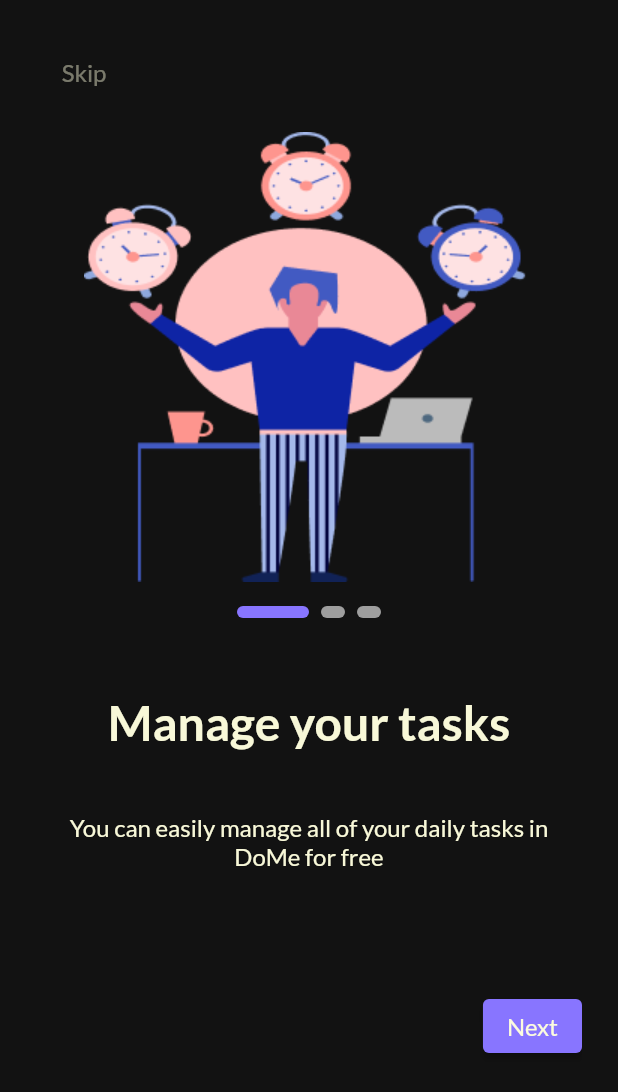
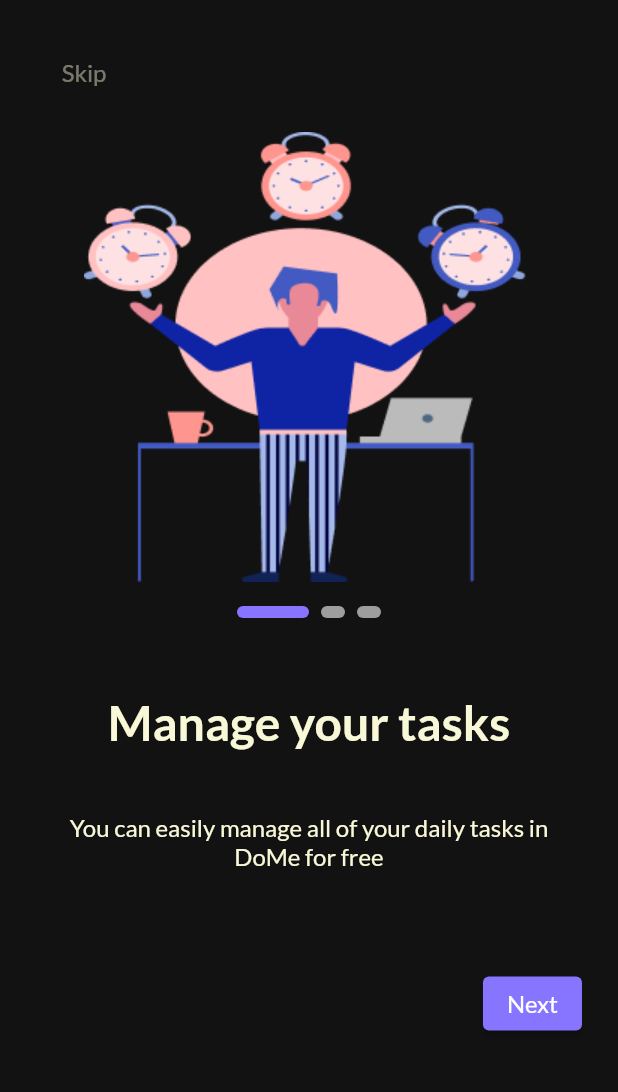
Before and after one commit to Taassneem/To-do-app, a Flutter app: the screen it shows after launch, on a phone screen of 412 x 824 dp. Shown: the top 1092 px of the screen. Run offline on Flutter 3.47's test engine with Material 2 defaults, Android fonts, the phone set to English and light mode, and no system bars; drawn by our look-alikes of smooth_page_indicator; our stand-ins replace date_picker_timeline, get_it, google_fonts, shared_preferences.

```diff
--- /dev/null
+++ b/lib/core/common/common.dart
@@ -0,0 +1,5 @@
+
+import 'package:flutter/material.dart';
+void navigate({required BuildContext context, required Widget screen}) {
+  Navigator.push(context, MaterialPageRoute(builder: (_) => screen));
+}
--- a/lib/core/database/cache_helper.dart
+++ b/lib/core/database/cache_helper.dart
@@ -2,14 +2,12 @@ import 'package:shared_preferences/shared_preferences.dart';
 //CacheHelper That's Connect and Talk to local database.
 
 class CacheHelper {
-   late SharedPreferences sharedPreferences;
+  late SharedPreferences sharedPreferences;
 
   //Here The Initialize of cache .
 
-   init() async {
+  init() async {
     sharedPreferences = await SharedPreferences.getInstance();
-
-
   }
 
   String? getDataString({
--- a/lib/core/theme/theme.dart
+++ b/lib/core/theme/theme.dart
@@ -15,6 +15,8 @@ ThemeData getThemeData() {
         ),
         displaySmall: GoogleFonts.lato(
             fontSize: 16, fontWeight: FontWeight.w400, color: AppColors.white),
+        bodyMedium: GoogleFonts.lato(
+            fontSize: 24, fontWeight: FontWeight.bold, color: AppColors.white),
         bodySmall: GoogleFonts.lato(
             fontSize: 16,
             fontWeight: FontWeight.w400,
@@ -23,8 +25,18 @@ ThemeData getThemeData() {
       elevatedButtonTheme: ElevatedButtonThemeData(
         style: ElevatedButton.styleFrom(
             backgroundColor: AppColors.primary,
-                                  shape: RoundedRectangleBorder(
-                                      borderRadius: BorderRadius.circular(4))),
-    )
-  );
+            shape:
+                RoundedRectangleBorder(borderRadius: BorderRadius.circular(4))),
+      ),
+      inputDecorationTheme: InputDecorationTheme(
+          labelStyle: GoogleFonts.lato(
+              fontSize: 16,
+              fontWeight: FontWeight.w400,
+              color: AppColors.white),
+          fillColor: AppColors.deeoGrey,
+          filled: true,
+          enabledBorder: const OutlineInputBorder(
+              borderSide: BorderSide(color: AppColors.border)),
+          contentPadding: const EdgeInsets.only(left: 15),
+          focusedBorder: const OutlineInputBorder()));
 }
--- a/lib/core/utils/app_color.dart
+++ b/lib/core/utils/app_color.dart
@@ -5,12 +5,15 @@ class AppColors {
   static const Color background = Color(0xff121212);
   static const Color white = Color.fromARGB(248, 255, 255, 222);
   static const Color red = Color(0xffFF4666);
+  static const Color brown = Color(0xffCC8441);
   static const Color green = Color(0xff66CC41);
   static const Color blueGrey = Color(0xff41CCA7);
   static const Color blue = Color(0xff4181CC);
   static const Color orange = Color(0xffCC8441);
   static const Color purple = Color(0xff9741CC);
   static const Color grey = Color(0xff909090);
+  static const Color deeoGrey = Color(0xff1D1D1D);
   static const Color deepGrey = Color(0xff424242);
+  static const Color border = Color(0xff979797);
 
 }
--- a/lib/core/utils/app_string.dart
+++ b/lib/core/utils/app_string.dart
@@ -25,7 +25,7 @@ class AppString {
   static const String startTime = 'Start Time';
   static const String endTime = 'End Time';
   static const String color = 'Color';
- static const String createTask = 'Create task';
+  static const String createTask = 'CREATE TASK';
   static const String toDo = 'TODO';
   static const String completed = 'COMPLETED';
   static const String taskCompleted = 'Task Completed';
--- /dev/null
+++ b/lib/core/widgets/custom_elevated_button.dart
@@ -0,0 +1,26 @@
+import 'package:flutter/material.dart';
+import 'package:google_fonts/google_fonts.dart';
+import 'package:to_do_app/core/utils/app_color.dart';
+
+// ignore: must_be_immutable
+class CustomElevatedButton extends StatelessWidget {
+  CustomElevatedButton(
+      {super.key,
+      required this.text,
+      required this.onPressed,
+      this.backgroundColor = AppColors.primary});
+  final String text;
+  final Function() onPressed;
+  Color? backgroundColor;
+  @override
+  Widget build(BuildContext context) {
+    return ElevatedButton(
+        onPressed: onPressed,
+        style: Theme.of(context).elevatedButtonTheme.style!.copyWith(backgroundColor: MaterialStateProperty.all(backgroundColor)),
+        child: Text(text,
+            style: GoogleFonts.lato(
+              fontSize: 16,
+              fontWeight: FontWeight.w400,
+            )));
+  }
+}
--- /dev/null
+++ b/lib/core/widgets/custom_text_button.dart
@@ -0,0 +1,15 @@
+import 'package:flutter/material.dart';
+
+
+class CustomTextButton extends StatelessWidget {
+  const CustomTextButton({super.key, required this.text, required this.onPressed});
+  final String text;
+  final VoidCallback onPressed;
+  @override
+  Widget build(BuildContext context) {
+    return TextButton(
+        onPressed: onPressed,
+        child:
+            Text(text, style: Theme.of(context).textTheme.bodySmall));
+  }
+}
--- a/lib/feature/auth/data/model/on_boarding_model.dart
+++ b/lib/feature/auth/data/model/on_boarding_model.dart
@@ -11,6 +11,7 @@ class OnBoardingModel {
     required this.title,
     required this.subTitle,
   });
+  // ignore: non_constant_identifier_names
   static List<OnBoardingModel> OnBoardingScreen = [
     OnBoardingModel(
       imgPath: AppAssets.pic1,
--- a/lib/feature/auth/presentation/screens/OnBoarding_screen/on_boardingScreen.dart
+++ b/lib/feature/auth/presentation/screens/OnBoarding_screen/on_boardingScreen.dart
@@ -1,14 +1,17 @@
+// ignore_for_file: file_names
+
 import 'package:flutter/material.dart';
-import 'package:google_fonts/google_fonts.dart';
 import 'package:smooth_page_indicator/smooth_page_indicator.dart';
+import 'package:to_do_app/core/common/common.dart';
 import 'package:to_do_app/core/database/cache_helper.dart';
-// import 'package:to_do_app/core/utils/app_assets.dart';
 import 'package:to_do_app/core/utils/app_string.dart';
+import 'package:to_do_app/core/widgets/custom_elevated_button.dart';
 import 'package:to_do_app/feature/auth/data/model/on_boarding_model.dart';
 
 import '../../../../../core/services/service_locator.dart';
 import '../../../../../core/utils/app_color.dart';
-import '../../../../task/home_screen/home_screen.dart';
+import '../../../../../core/widgets/custom_text_button.dart';
+import '../../../../task/presentation/screens/home_screen/home_screen.dart';
 
 // ignore: must_be_immutable
 class OnBoardingScreen extends StatelessWidget {
@@ -30,12 +33,11 @@ class OnBoardingScreen extends StatelessWidget {
                   Row(
                     children: [
                       index != 2
-                          ? TextButton(
+                          ? CustomTextButton(
+                              text: AppString.skip,
                               onPressed: () {
                                 controller.jumpToPage(2);
-                              },
-                              child: Text(AppString.skip,
-                                  style: Theme.of(context).textTheme.bodySmall))
+                              })
                           : const SizedBox(
                               height: 50,
                             ),
@@ -64,49 +66,38 @@ class OnBoardingScreen extends StatelessWidget {
                   Text(OnBoardingModel.OnBoardingScreen[index].subTitle,
                       textAlign: TextAlign.center,
                       style: Theme.of(context).textTheme.displaySmall),
-                  const SizedBox(height: 80),
+                  const SizedBox(height: 65),
                   Row(
                     children: [
                       index != 0
-                          ? TextButton(
+                          ? CustomTextButton(
+                              text: AppString.back,
                               onPressed: () {
                                 controller.previousPage(
                                     duration: const Duration(milliseconds: 300),
                                     curve: Curves.slowMiddle);
-                              },
-                              child: Text(AppString.back,
-                                  style: Theme.of(context).textTheme.bodySmall))
+                              })
                           : Container(),
                       const Spacer(),
                       index != 2
-                          ? ElevatedButton(
+                          ? CustomElevatedButton(
+                              text: AppString.next,
                               onPressed: () {
                                 controller.nextPage(
                                     duration: const Duration(milliseconds: 300),
                                     curve: Curves.slowMiddle);
-                              },
-                              style:
-                                  Theme.of(context).elevatedButtonTheme.style,
-                              child: Text(AppString.next,
-                                  style:
-                                      Theme.of(context).textTheme.displaySmall))
-                          : ElevatedButton(
+                              })
+                          : CustomElevatedButton(
+                              text: AppString.getStarted,
                               onPressed: () async {
-                               await sl <CacheHelper>()
+                                await sl<CacheHelper>()
                                     .saveData(key: 'onBoarding', value: true)
-                                    .then((value) {Navigator.pushReplacement(
-                                    context,
-                                    MaterialPageRoute(
-                                        builder: (_) => const HomeScreen()));});
-
-                              },
-                              style:
-                                  Theme.of(context).elevatedButtonTheme.style,
-                              child: Text(AppString.getStarted,
-                                  style: GoogleFonts.lato(
-                                    fontSize: 16,
-                                    fontWeight: FontWeight.w400,
-                                  )))
+                                    .then((value) {
+                                  navigate(
+                                      context: context,
+                                      screen: const HomeScreen());
+                                });
+                              })
                     ],
                   )
                 ],
--- a/lib/feature/auth/presentation/screens/splash_screen/splash_screen.dart
+++ b/lib/feature/auth/presentation/screens/splash_screen/splash_screen.dart
@@ -2,7 +2,7 @@ import 'package:flutter/material.dart';
 // import 'package:google_fonts/google_fonts.dart';
 import 'package:to_do_app/core/utils/app_string.dart';
 import 'package:to_do_app/feature/auth/presentation/screens/OnBoarding_screen/on_boardingScreen.dart';
-import 'package:to_do_app/feature/task/home_screen/home_screen.dart';
+import 'package:to_do_app/feature/task/presentation/screens/home_screen/home_screen.dart';
 
 import '../../../../../core/database/cache_helper.dart';
 import '../../../../../core/services/service_locator.dart';
@@ -23,6 +23,7 @@ class _SplashScreenState extends State<SplashScreen> {
     Navigate();
   }
 
+  // ignore: non_constant_identifier_names
   void Navigate() {
     bool isVisited = sl<CacheHelper>().getData(key: AppString.onBoardingKey)??false;
     Future.delayed(const Duration(seconds: 3), () {
--- a/lib/main.dart
+++ b/lib/main.dart
@@ -7,6 +7,6 @@ import 'core/services/service_locator.dart';
 void main() async {
   WidgetsFlutterBinding.ensureInitialized();
   setup();
-await  sl<CacheHelper>().init();
+  await sl<CacheHelper>().init();
   runApp(const MyApp());
 }
--- a/pubspec.yaml
+++ b/pubspec.yaml
@@ -29,10 +29,12 @@ environment:
 # versions available, run `flutter pub outdated`.
 dependencies:
   cupertino_icons: ^1.0.2
+  date_picker_timeline: ^1.2.5
   flutter:
     sdk: flutter
   get_it: ^7.6.0
   google_fonts: ^5.1.0
+  intl: ^0.18.1
   shared_preferences: ^2.2.0
   smooth_page_indicator: ^1.1.0
 
```
Also changed, not shown: lib/feature/task/home_screen/home_screen.dart (deleted, +0 -10 lines), lib/feature/task/presentation/components/add_task_components.dart (added, +38 -0 lines), lib/feature/task/presentation/screens/add_task_screen/add_task.dart (added, +216 -0 lines), lib/feature/task/presentation/screens/home_screen/home_screen.dart (added, +284 -0 lines), pubspec.lock, 2 other files. Lines whose indentation alone changed are shown as unchanged.
